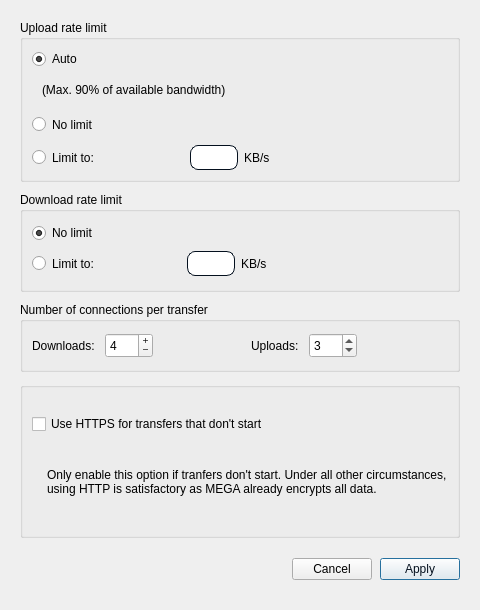
First picture: the form in src/MEGASync/gui/ui/BandwidthSettings.ui, repository meganz/MEGAsync, before the edit.
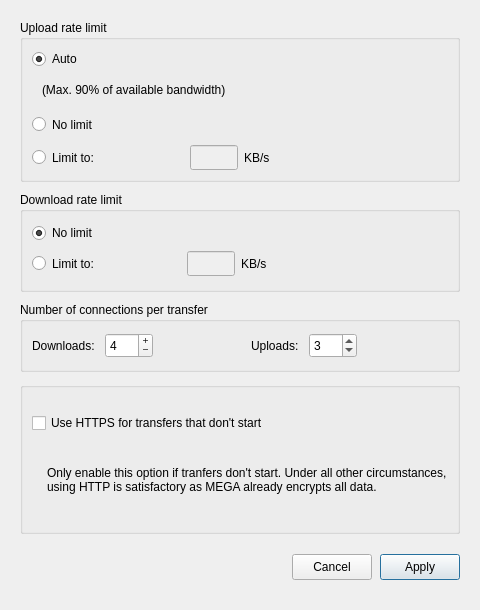
Second picture: the form after the edit.

Diff of the .ui file:
```diff
--- a/src/MEGASync/gui/ui/BandwidthSettings.ui
+++ b/src/MEGASync/gui/ui/BandwidthSettings.ui
@@ -35,22 +35,7 @@
    <string>Bandwidth</string>
   </property>
   <property name="styleSheet">
-   <string notr="true">#bUpdate
-{
-color: #04101E; /*colorToken.text-inverse-accent*/
-background-color:  #F4F4F5; /*colorToken.button-primary*/
-}
-
-#eUploadLimit, #eDownloadLimit
-{
-border-radius: 8px;
-border-color: #04101E; /*colorToken.border-strong-selected*/
-border-style: solid;
-border-width: 1px;
-background-color: #FFFFFF; /*colorToken.page-background*/
-padding-right: 5px;
-}
-</string>
+   <string notr="true"/>
   </property>
   <layout class="QVBoxLayout" name="BandwidthSettingsLayout">
    <property name="spacing">
@@ -552,6 +537,12 @@
       </property>
       <item>
        <widget class="QCheckBox" name="cbUseHttps">
+        <property name="enabled">
+         <bool>true</bool>
+        </property>
+        <property name="cursor">
+         <cursorShape>PointingHandCursor</cursorShape>
+        </property>
         <property name="text">
          <string>Use HTTPS for transfers that don't start</string>
         </property>
@@ -635,6 +626,21 @@
       </item>
       <item>
        <widget class="QPushButton" name="bCancel">
+        <property name="minimumSize">
+         <size>
+          <width>0</width>
+          <height>26</height>
+         </size>
+        </property>
+        <property name="maximumSize">
+         <size>
+          <width>16777215</width>
+          <height>26</height>
+         </size>
+        </property>
+        <property name="cursor">
+         <cursorShape>PointingHandCursor</cursorShape>
+        </property>
         <property name="text">
          <string>Cancel</string>
         </property>
@@ -642,6 +648,21 @@
       </item>
       <item>
        <widget class="QPushButton" name="bUpdate">
+        <property name="minimumSize">
+         <size>
+          <width>0</width>
+          <height>26</height>
+         </size>
+        </property>
+        <property name="maximumSize">
+         <size>
+          <width>16777215</width>
+          <height>26</height>
+         </size>
+        </property>
+        <property name="cursor">
+         <cursorShape>PointingHandCursor</cursorShape>
+        </property>
         <property name="text">
          <string>Apply</string>
         </property>
```
Left out of the diff: 63 changed lines with no effect on the pictures.
